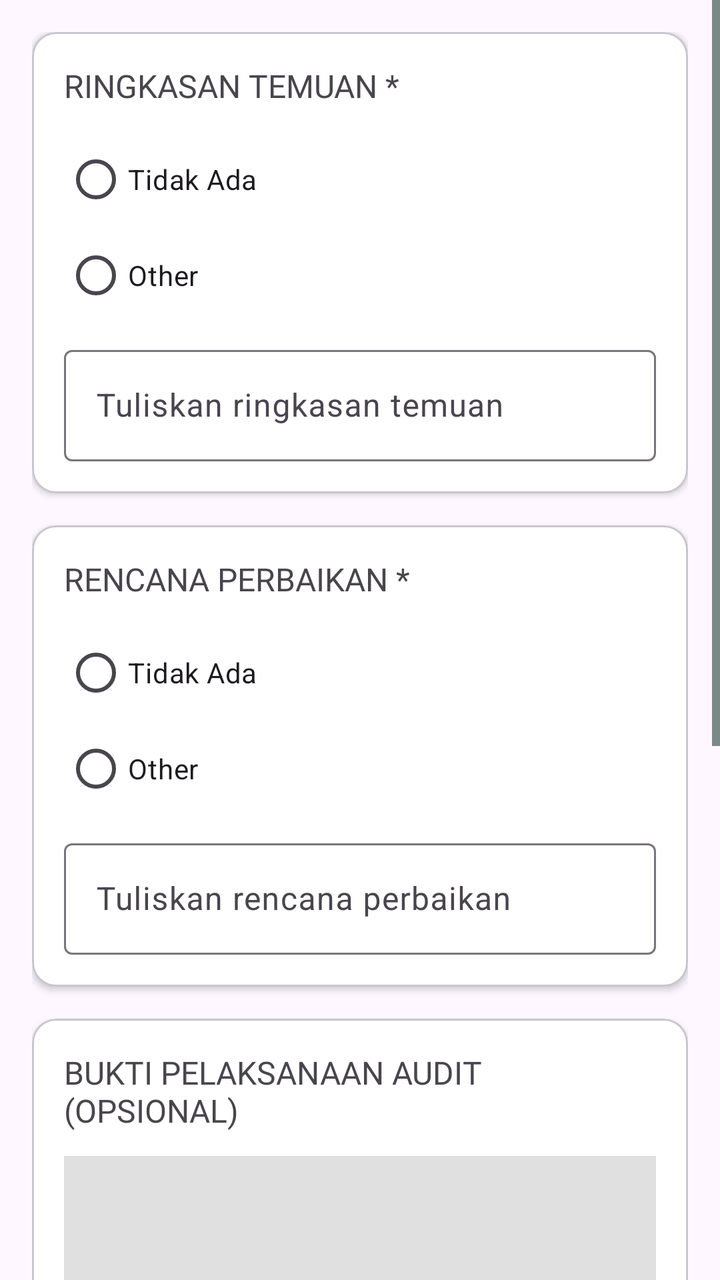
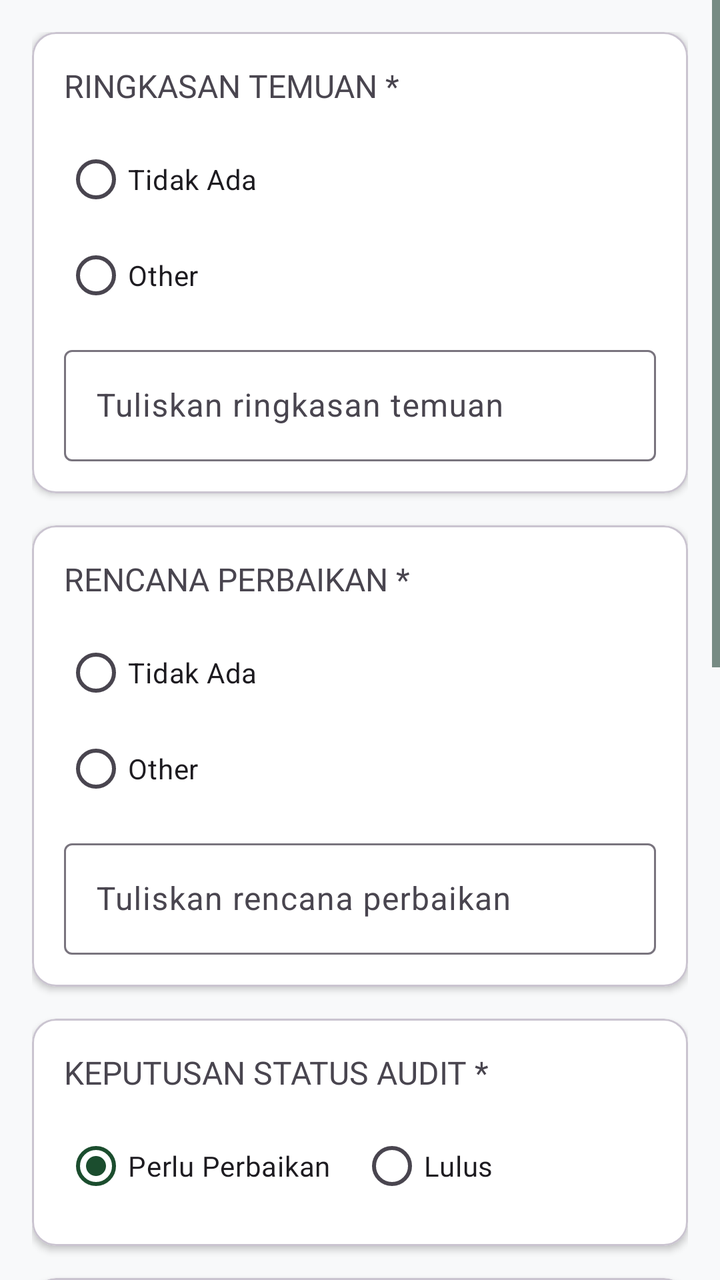

Before-and-after screenshots of an Android layout around one commit, followed by the original layout XML and the change that was made.
<!-- AndroidManifest.xml: application theme Theme.Notasawit -->
<!-- res/layout/fragment_section4.xml -->
<?xml version="1.0" encoding="utf-8"?>
<ScrollView xmlns:android="http://schemas.android.com/apk/res/android"
    xmlns:app="http://schemas.android.com/apk/res-auto"
    android:layout_width="match_parent"
    android:layout_height="match_parent">

    <LinearLayout
        android:layout_width="match_parent"
        android:layout_height="wrap_content"
        android:orientation="vertical"
        android:padding="16dp">

        

        <com.google.android.material.card.MaterialCardView
            android:layout_width="match_parent"
            android:layout_height="wrap_content"
            android:layout_marginBottom="16dp"
            app:cardCornerRadius="12dp"
            app:cardElevation="2dp">

            <LinearLayout
                android:layout_width="match_parent"
                android:layout_height="wrap_content"
                android:orientation="vertical"
                android:padding="16dp">

                <TextView
                    android:layout_width="wrap_content"
                    android:layout_height="wrap_content"
                    android:text="RINGKASAN TEMUAN *"
                    android:fontFamily="@font/poppins_bold"
                    android:textSize="16sp"/>

                <RadioGroup
                    android:id="@+id/rgTemuan"
                    android:layout_width="match_parent"
                    android:layout_height="wrap_content"
                    android:layout_marginTop="12dp">

                    <RadioButton
                        android:id="@+id/rbTidakAdaTemuan"
                        android:layout_width="wrap_content"
                        android:layout_height="wrap_content"
                        android:text="Tidak Ada"/>

                    <RadioButton
                        android:id="@+id/rbOtherTemuan"
                        android:layout_width="wrap_content"
                        android:layout_height="wrap_content"
                        android:text="Other"/>

                </RadioGroup>

                <com.google.android.material.textfield.TextInputLayout
                    android:layout_width="match_parent"
                    android:layout_height="wrap_content"
                    android:layout_marginTop="8dp">

                    <com.google.android.material.textfield.TextInputEditText
                        android:id="@+id/etTemuan"
                        android:layout_width="match_parent"
                        android:layout_height="wrap_content"
                        android:hint="Tuliskan ringkasan temuan"
                        android:enabled="false"/>

                </com.google.android.material.textfield.TextInputLayout>

            </LinearLayout>

        </com.google.android.material.card.MaterialCardView>


        

        <com.google.android.material.card.MaterialCardView
            android:layout_width="match_parent"
            android:layout_height="wrap_content"
            android:layout_marginBottom="16dp"
            app:cardCornerRadius="12dp"
            app:cardElevation="2dp">

            <LinearLayout
                android:layout_width="match_parent"
                android:layout_height="wrap_content"
                android:orientation="vertical"
                android:padding="16dp">

                <TextView
                    android:layout_width="wrap_content"
                    android:layout_height="wrap_content"
                    android:text="RENCANA PERBAIKAN *"
                    android:fontFamily="@font/poppins_bold"
                    android:textSize="16sp"/>

                <RadioGroup
                    android:id="@+id/rgPerbaikan"
                    android:layout_width="match_parent"
                    android:layout_height="wrap_content"
                    android:layout_marginTop="12dp">

                    <RadioButton
                        android:id="@+id/rbTidakAdaPerbaikan"
                        android:layout_width="wrap_content"
                        android:layout_height="wrap_content"
                        android:text="Tidak Ada"/>

                    <RadioButton
                        android:id="@+id/rbOtherPerbaikan"
                        android:layout_width="wrap_content"
                        android:layout_height="wrap_content"
                        android:text="Other"/>

                </RadioGroup>

                <com.google.android.material.textfield.TextInputLayout
                    android:layout_width="match_parent"
                    android:layout_height="wrap_content"
                    android:layout_marginTop="8dp">

                    <com.google.android.material.textfield.TextInputEditText
                        android:id="@+id/etPerbaikan"
                        android:layout_width="match_parent"
                        android:layout_height="wrap_content"
                        android:hint="Tuliskan rencana perbaikan"
                        android:enabled="false"/>

                </com.google.android.material.textfield.TextInputLayout>

            </LinearLayout>

        </com.google.android.material.card.MaterialCardView>


        

        <com.google.android.material.card.MaterialCardView
            android:layout_width="match_parent"
            android:layout_height="wrap_content"
            android:layout_marginBottom="16dp"
            app:cardCornerRadius="12dp"
            app:cardElevation="2dp">

            <LinearLayout
                android:layout_width="match_parent"
                android:layout_height="wrap_content"
                android:orientation="vertical"
                android:padding="16dp">

                <TextView
                    android:layout_width="wrap_content"
                    android:layout_height="wrap_content"
                    android:text="BUKTI PELAKSANAAN AUDIT (OPSIONAL)"
                    android:fontFamily="@font/poppins_bold"
                    android:textSize="16sp"/>

                <ImageView
                    android:id="@+id/ivBuktiAudit"
                    android:layout_width="match_parent"
                    android:layout_height="200dp"
                    android:layout_marginTop="12dp"
                    android:scaleType="centerCrop"
                    android:background="#E0E0E0"
                    android:contentDescription="Bukti Audit"/>

                <Button
            app:backgroundTint="@color/secondary"
                    android:id="@+id/btnPilihFoto"
                    android:layout_width="match_parent"
                    android:layout_height="wrap_content"
                    android:layout_marginTop="8dp"
                    android:text="Ambil / Pilih Foto"
                    style="@style/Widget.MaterialComponents.Button.OutlinedButton"/>

            </LinearLayout>

        </com.google.android.material.card.MaterialCardView>


        

        <com.google.android.material.card.MaterialCardView
            android:layout_width="match_parent"
            android:layout_height="wrap_content"
            android:layout_marginBottom="20dp"
            app:cardCornerRadius="12dp"
            app:cardElevation="2dp">

            <LinearLayout
                android:layout_width="match_parent"
                android:layout_height="wrap_content"
                android:orientation="vertical"
                android:padding="16dp">

                <TextView
                    android:layout_width="wrap_content"
                    android:layout_height="wrap_content"
                    android:text="RENCANA AUDIT PEMERIKSAAN PERBAIKAN *"
                    android:fontFamily="@font/poppins_bold"
                    android:textSize="16sp"/>

                <com.google.android.material.textfield.TextInputLayout
                    android:layout_width="match_parent"
                    android:layout_height="wrap_content"
                    android:layout_marginTop="12dp"
                    app:endIconMode="custom"
                    app:endIconDrawable="@drawable/ic_calendar_month">

                    <com.google.android.material.textfield.TextInputEditText
                        android:id="@+id/etTanggalAudit"
                        android:layout_width="match_parent"
                        android:layout_height="wrap_content"
                        android:focusable="false"
                        android:clickable="true"
                        android:hint="Pilih tanggal"/>

                </com.google.android.material.textfield.TextInputLayout>

            </LinearLayout>

        </com.google.android.material.card.MaterialCardView>


        

        <LinearLayout
            android:layout_width="match_parent"
            android:layout_height="wrap_content"
            android:orientation="horizontal">

            <Button
            app:backgroundTint="@color/secondary"
                android:id="@+id/btnBack"
                android:layout_width="0dp"
                android:layout_height="50dp"
                android:layout_weight="1"
                android:text="Kembali"/>

            <Space
                android:layout_width="12dp"
                android:layout_height="1dp"/>

            <Button
            app:backgroundTint="@color/secondary"
                android:id="@+id/btnSelesai"
                android:layout_width="0dp"
                android:layout_height="50dp"
                android:layout_weight="1"
                android:text="Selesai"/>

        </LinearLayout>

    </LinearLayout>

</ScrollView>
<!-- resources referenced by this layout -->
<resources>
  <color name="secondary">#D4AF37</color>
  <!-- drawable ic_calendar_month (drawable) -->
  <vector xmlns:android="http://schemas.android.com/apk/res/android" android:height="24dp" android:tint="#002617" android:viewportHeight="24" android:viewportWidth="24" android:width="24dp">
        
      <path android:fillColor="@android:color/white" android:pathData="M19,4h-1V2h-2v2H8V2H6v2H5C3.89,4 3.01,4.9 3.01,6L3,20c0,1.1 0.89,2 2,2h14c1.1,0 2,-0.9 2,-2V6C21,4.9 20.1,4 19,4zM19,20H5V10h14V20zM9,14H7v-2h2V14zM13,14h-2v-2h2V14zM17,14h-2v-2h2V14zM9,18H7v-2h2V18zM13,18h-2v-2h2V18zM17,18h-2v-2h2V18z"/>
      
  </vector>
  <style name="Theme.Notasawit" parent="Base.Theme.Notasawit" />
  <style name="Base.Theme.Notasawit" parent="Theme.Material3.Light.NoActionBar">
          
          <item name="colorPrimary">@color/primary</item>
          <item name="colorSecondary">@color/secondary</item>
          <item name="colorTertiary">@color/tertiary</item>
          <item name="android:statusBarColor">@color/white</item>
          <item name="android:windowLightStatusBar">true</item>
          
          <item name="elevationOverlayEnabled">false</item>
          <item name="colorSurface">@color/white</item>
          
          <item name="colorControlNormal">@color/tertiary</item>
          <item name="colorControlActivated">@color/primary</item>
      </style>
  <color name="primary">#1B4D2E</color>
  <color name="tertiary">#002617</color>
  <color name="white">#FFFFFFFF</color>
</resources>

<!-- the commit's change to res/layout/fragment_section4.xml (unified diff, before → after) -->
@@ -2,7 +2,8 @@
 <ScrollView xmlns:android="http://schemas.android.com/apk/res/android"
     xmlns:app="http://schemas.android.com/apk/res-auto"
     android:layout_width="match_parent"
-    android:layout_height="match_parent">
+    android:layout_height="match_parent"
+    android:background="#F8F9FA">
 
     <LinearLayout
         android:layout_width="match_parent"
@@ -150,6 +151,58 @@
                 <TextView
                     android:layout_width="wrap_content"
                     android:layout_height="wrap_content"
+                    android:text="KEPUTUSAN STATUS AUDIT *"
+                    android:fontFamily="@font/poppins_bold"
+                    android:textSize="16sp"/>
+
+                <RadioGroup
+                    android:id="@+id/rgStatusAudit"
+                    android:layout_width="match_parent"
+                    android:layout_height="wrap_content"
+                    android:orientation="horizontal"
+                    android:layout_marginTop="12dp">
+
+                    <RadioButton
+                        android:id="@+id/rbStatusPerbaikan"
+                        android:layout_width="0dp"
+                        android:layout_height="wrap_content"
+                        android:layout_weight="1"
+                        android:text="Perlu Perbaikan"
+                        android:fontFamily="@font/poppins_medium"
+                        android:checked="true"/>
+
+                    <RadioButton
+                        android:id="@+id/rbStatusLulus"
+                        android:layout_width="0dp"
+                        android:layout_height="wrap_content"
+                        android:layout_weight="1"
+                        android:text="Lulus"
+                        android:fontFamily="@font/poppins_medium"/>
+
+                </RadioGroup>
+
+            </LinearLayout>
+
+        </com.google.android.material.card.MaterialCardView>
+
+        
+
+        <com.google.android.material.card.MaterialCardView
+            android:layout_width="match_parent"
+            android:layout_height="wrap_content"
+            android:layout_marginBottom="16dp"
+            app:cardCornerRadius="12dp"
+            app:cardElevation="2dp">
+
+            <LinearLayout
+                android:layout_width="match_parent"
+                android:layout_height="wrap_content"
+                android:orientation="vertical"
+                android:padding="16dp">
+
+                <TextView
+                    android:layout_width="wrap_content"
+                    android:layout_height="wrap_content"
                     android:text="BUKTI PELAKSANAAN AUDIT (OPSIONAL)"
                     android:fontFamily="@font/poppins_bold"
                     android:textSize="16sp"/>
@@ -164,7 +217,7 @@
                     android:contentDescription="Bukti Audit"/>
 
                 <Button
-            app:backgroundTint="@color/secondary"
+                    app:backgroundTint="@color/secondary"
                     android:id="@+id/btnPilihFoto"
                     android:layout_width="match_parent"
                     android:layout_height="wrap_content"
@@ -180,6 +233,7 @@
         
 
         <com.google.android.material.card.MaterialCardView
+            android:id="@+id/cardTanggalAudit"
             android:layout_width="match_parent"
             android:layout_height="wrap_content"
             android:layout_marginBottom="20dp"
